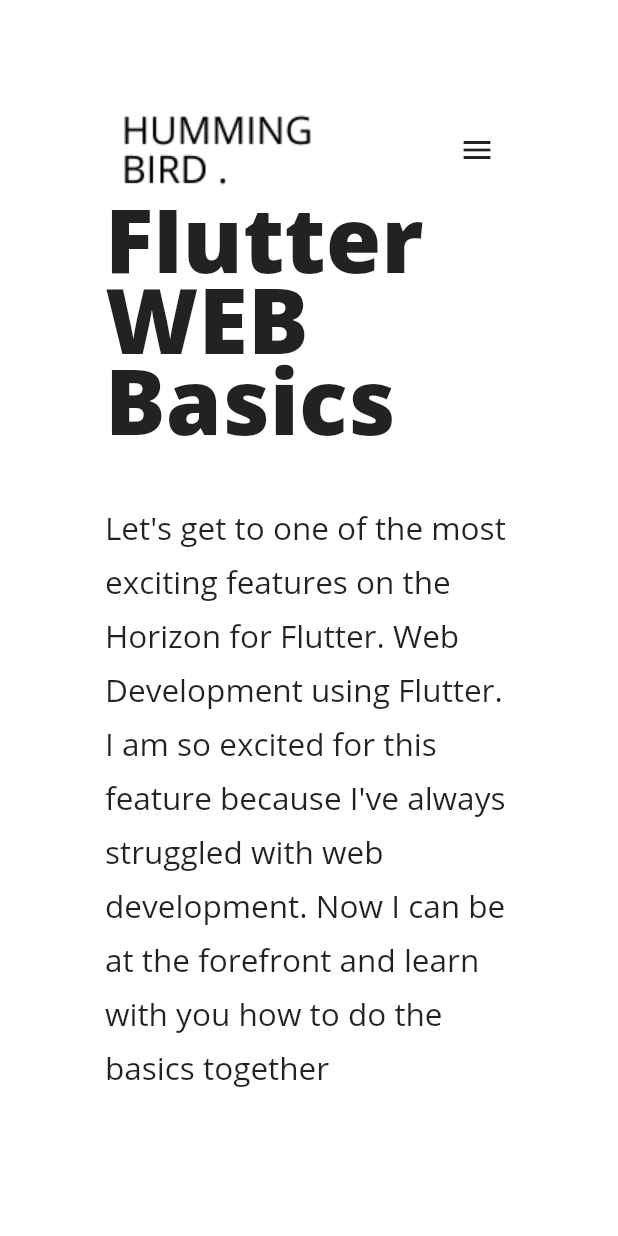
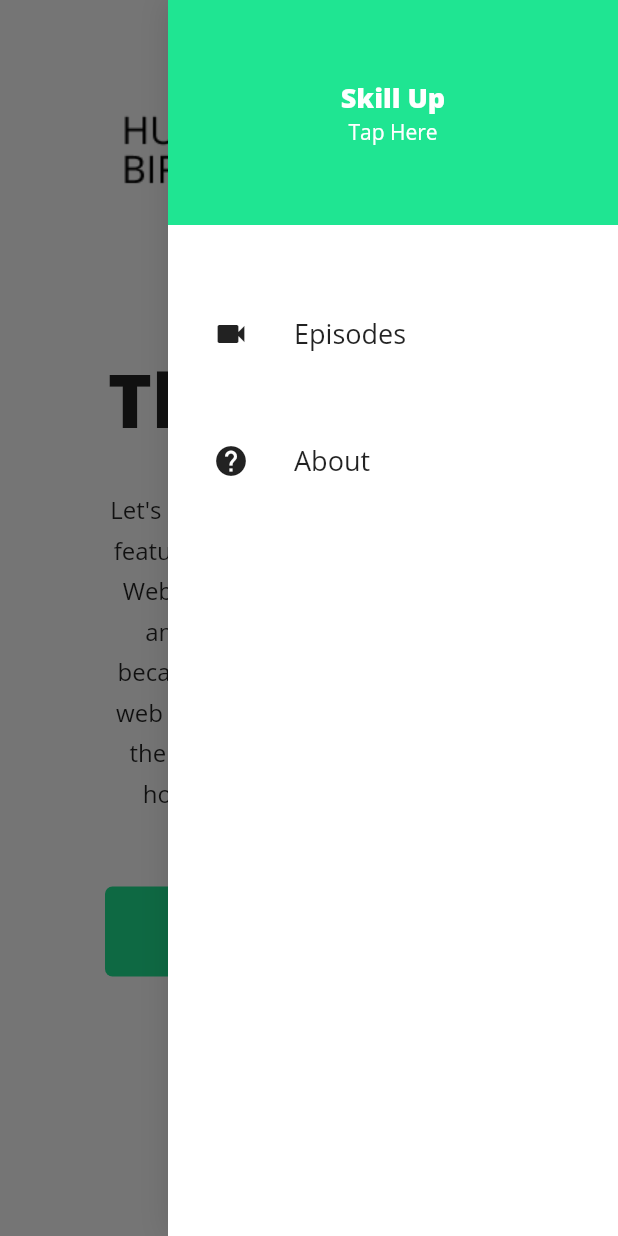
Before and after one commit to JohnnyCasares/flutter_web, a Flutter app: the screen it shows after launch, after a tap on the "menu" icon, on a phone screen of 412 x 824 dp. Run offline on Flutter 3.47's test engine with Material 2 defaults, Android fonts, the phone set to English and light mode, and no system bars; our stand-ins replace responsive_builder.

Commit message:
Created screen models and drawer for mobile

```diff
--- /dev/null
+++ b/lib/Constants/appColors.dart
@@ -0,0 +1,6 @@
+import 'package:flutter/material.dart';
+
+//Colors used throughout the app are placed in here
+//the Constants folder will allow us for easy access of features like colors to be
+//easily accessible throughout the project
+const Color primaryColor = Color.fromARGB(255, 31, 229, 146);
--- a/lib/Views/Home/homeContentDesktop.dart
+++ b/lib/Views/Home/homeContentDesktop.dart
@@ -1,5 +1,6 @@
 import 'package:flutter/material.dart';
 import 'package:flutter_web/Widgets/Call%20to%20Action/call_to_action.dart';
+import 'package:flutter_web/Widgets/Call%20to%20Action/call_to_action_tablet_desktop.dart';
 import 'package:flutter_web/Widgets/Course%20Detail/course_details.dart';
 
 class HomeContentDesktop extends StatelessWidget {
@@ -7,14 +8,16 @@ class HomeContentDesktop extends StatelessWidget {
 
   @override
   Widget build(BuildContext context) {
-    return Row(
+    return SingleChildScrollView(
+      child: Row(
         children: [
           CourseDetails(),
           Expanded(
               child: Center(
-          child: CallToAction('JOIN'),
+            child: CallToAction('Join Course'),
           ))
         ],
+      ),
     );
   }
 }
--- a/lib/Views/Home/homeContentMobile.dart
+++ b/lib/Views/Home/homeContentMobile.dart
@@ -1,5 +1,7 @@
 import 'package:flutter/material.dart';
 import 'package:flutter_web/Widgets/Call%20to%20Action/call_to_action.dart';
+import 'package:flutter_web/Widgets/Call%20to%20Action/call_to_action_mobile.dart';
+import 'package:flutter_web/Widgets/Call%20to%20Action/call_to_action_tablet_desktop.dart';
 import 'package:flutter_web/Widgets/Course%20Detail/course_details.dart';
 
 class HomeContentMobile extends StatelessWidget {
@@ -16,7 +18,7 @@ class HomeContentMobile extends StatelessWidget {
         children: [
           CourseDetails(),
           SizedBox(
-            height: 100,
+            height: 50,
           ),
           CallToAction('Join Course')
         ],
--- a/lib/Views/Home/home_view.dart
+++ b/lib/Views/Home/home_view.dart
@@ -1,18 +1,26 @@
 import 'package:flutter/material.dart';
 import 'package:flutter_web/Views/Home/homeContentDesktop.dart';
 import 'package:flutter_web/Views/Home/homeContentMobile.dart';
-import 'package:flutter_web/Widgets/Call%20to%20Action/call_to_action.dart';
+import 'package:flutter_web/Widgets/Call%20to%20Action/call_to_action_tablet_desktop.dart';
 import 'package:flutter_web/Widgets/Centered%20View/centered_view.dart';
 import 'package:flutter_web/Widgets/Course%20Detail/course_details.dart';
+import 'package:flutter_web/Widgets/NavBar/NavigationDrawer/navigation_drawer.dart';
 import 'package:flutter_web/Widgets/NavBar/navigation_bar.dart';
 import 'package:responsive_builder/responsive_builder.dart';
+//Home view is where all the lego pieces are placed together
 
 class HomeView extends StatelessWidget {
   const HomeView({Key? key}) : super(key: key);
 
   @override
   Widget build(BuildContext context) {
-    return Scaffold(
+    //Wrapped the Scaffold with ResponsiveBuilder in order for the drawer to be accessible
+    //only when the screen type is mobile
+    return ResponsiveBuilder(
+      builder: (context, sizingInformation) => Scaffold(
+        endDrawer: sizingInformation.deviceScreenType == DeviceScreenType.mobile
+            ? NavigationDrawer()
+            : null,
         backgroundColor: Colors.white,
         body: CenteredView(
           //I tried adding scroll view but it doesnt work
@@ -21,6 +29,9 @@ class HomeView extends StatelessWidget {
           child: Column(
             children: [
               OriginalNavigationBar(),
+              SizedBox(
+                height: 20,
+              ),
               Expanded(
                   child: ScreenTypeLayout(
                 desktop: HomeContentDesktop(),
@@ -29,6 +40,7 @@ class HomeView extends StatelessWidget {
             ],
           ),
         ),
+      ),
     );
   }
 }
--- a/lib/Widgets/Call to Action/call_to_action.dart
+++ b/lib/Widgets/Call to Action/call_to_action.dart
@@ -1,21 +1,17 @@
 import 'package:flutter/material.dart';
+import 'package:flutter_web/Widgets/Call%20to%20Action/call_to_action_mobile.dart';
+import 'package:flutter_web/Widgets/Call%20to%20Action/call_to_action_tablet_desktop.dart';
+import 'package:responsive_builder/responsive_builder.dart';
 
 class CallToAction extends StatelessWidget {
-  final String title;
+  String title;
   CallToAction(this.title);
 
   @override
   Widget build(BuildContext context) {
-    return Container(
-      padding: const EdgeInsets.symmetric(horizontal: 60, vertical: 15),
-      child: Text(
-        title,
-        style: TextStyle(
-            fontSize: 18, fontWeight: FontWeight.w800, color: Colors.white),
-      ),
-      decoration: BoxDecoration(
-          color: Color.fromARGB(255, 31, 229, 146),
-          borderRadius: BorderRadius.circular(5)),
+    return ScreenTypeLayout(
+      mobile: CallToActionMobile(title),
+      desktop: CallToActionTabletDesktop(title),
     );
   }
 }
--- /dev/null
+++ b/lib/Widgets/Call to Action/call_to_action_mobile.dart
@@ -0,0 +1,22 @@
+import 'package:flutter/material.dart';
+import 'package:flutter_web/Constants/appColors.dart';
+
+class CallToActionMobile extends StatelessWidget {
+  final String title;
+  CallToActionMobile(this.title);
+
+  @override
+  Widget build(BuildContext context) {
+    return Container(
+      height: 60,
+      alignment: Alignment.center,
+      child: Text(
+        title,
+        style: TextStyle(
+            fontSize: 18, fontWeight: FontWeight.w800, color: Colors.white),
+      ),
+      decoration: BoxDecoration(
+          color: primaryColor, borderRadius: BorderRadius.circular(5)),
+    );
+  }
+}
--- /dev/null
+++ b/lib/Widgets/Call to Action/call_to_action_tablet_desktop.dart
@@ -0,0 +1,21 @@
+import 'package:flutter/material.dart';
+import 'package:flutter_web/Constants/appColors.dart';
+
+class CallToActionTabletDesktop extends StatelessWidget {
+  final String title;
+  CallToActionTabletDesktop(this.title);
+
+  @override
+  Widget build(BuildContext context) {
+    return Container(
+      padding: const EdgeInsets.symmetric(horizontal: 60, vertical: 15),
+      child: Text(
+        title,
+        style: TextStyle(
+            fontSize: 18, fontWeight: FontWeight.w800, color: Colors.white),
+      ),
+      decoration: BoxDecoration(
+          color: primaryColor, borderRadius: BorderRadius.circular(5)),
+    );
+  }
+}
--- a/lib/Widgets/Course Detail/course_details.dart
+++ b/lib/Widgets/Course Detail/course_details.dart
@@ -1,10 +1,32 @@
 import 'package:flutter/material.dart';
+import 'package:responsive_builder/responsive_builder.dart';
 
 class CourseDetails extends StatelessWidget {
   const CourseDetails({Key? key}) : super(key: key);
 
   @override
   Widget build(BuildContext context) {
+    //Wrapped container with Responsive Builder in order to supply a function
+    //which allows for making changes depending on context
+    return ResponsiveBuilder(builder: (context, sizingInformation) {
+      //varible for text alignment, ternary operator will be helpful to switch
+      //alignment of text depending on screen type (size)
+      var textAlignment =
+          sizingInformation.deviceScreenType == DeviceScreenType.desktop
+              ? TextAlign.left
+              : TextAlign.center;
+      //Variables for title and description font size
+      //Ternary operator is used in the same way as before
+      //When screen is mobile, text adapts and become smaller
+      double titleFontSize =
+          sizingInformation.deviceScreenType == DeviceScreenType.mobile
+              ? 50
+              : 80;
+      double descriptionFontSize =
+          sizingInformation.deviceScreenType == DeviceScreenType.mobile
+              ? 16
+              : 21;
+
       return Container(
         width: 600,
         child: Column(
@@ -12,9 +34,12 @@ class CourseDetails extends StatelessWidget {
           mainAxisAlignment: MainAxisAlignment.center,
           children: [
             Text(
-            'Flutter WEB Basics',
+              'Flutter Web\nThe Basics',
               style: TextStyle(
-                fontWeight: FontWeight.w800, height: 0.9, fontSize: 60),
+                  fontWeight: FontWeight.w800,
+                  height: 0.9,
+                  fontSize: titleFontSize),
+              textAlign: textAlignment,
             ),
             SizedBox(
               height: 30,
@@ -22,12 +47,14 @@ class CourseDetails extends StatelessWidget {
             Text(
               "Let's get to one of the most exciting features on the Horizon for Flutter. Web Development using Flutter. I am so excited for this feature because I've always struggled with web development. Now I can be at the forefront and learn with you how to do the basics together",
               style: TextStyle(
-              fontSize: 21,
+                fontSize: descriptionFontSize,
                 height: 1.7,
               ),
+              textAlign: textAlignment,
             ),
           ],
         ),
       );
+    });
   }
 }
--- /dev/null
+++ b/lib/Widgets/NavBar/NavigationDrawer/drawer_item.dart
@@ -0,0 +1,26 @@
+import 'package:flutter/material.dart';
+import 'package:flutter_web/Widgets/NavBar/navbar_item.dart';
+
+//NavigationDrawerItem is a class that is gonna serve as a template for any option
+//that needs to be added to the side menu (drawer)
+class DrawerItem extends StatelessWidget {
+  final String title;
+  final IconData icon;
+  const DrawerItem({required this.icon, required this.title});
+
+  @override
+  Widget build(BuildContext context) {
+    return Padding(
+      padding: EdgeInsets.only(left: 30, top: 60),
+      child: Row(
+        children: [
+          Icon(icon),
+          SizedBox(
+            width: 30,
+          ),
+          NavBarItem(title),
+        ],
+      ),
+    );
+  }
+}
--- /dev/null
+++ b/lib/Widgets/NavBar/NavigationDrawer/navigation_drawer.dart
@@ -0,0 +1,33 @@
+import 'package:flutter/material.dart';
+import 'package:flutter_web/Widgets/NavBar/NavigationDrawer/drawer_item.dart';
+import 'package:flutter_web/Widgets/NavBar/NavigationDrawer/navigation_drawer_header.dart';
+
+//This class is the over all drawer
+//Here we place the other pieces like the header and the item
+
+class NavigationDrawer extends StatelessWidget {
+  const NavigationDrawer({Key? key}) : super(key: key);
+
+  @override
+  Widget build(BuildContext context) {
+    return Container(
+      width: 300,
+      decoration: BoxDecoration(
+        color: Colors.white,
+        boxShadow: [
+          BoxShadow(color: Colors.black12, blurRadius: 16),
+        ],
+      ),
+      child: Column(
+        children: [
+          NavigationDrawerHeader(),
+          DrawerItem(
+            title: 'Episodes',
+            icon: Icons.videocam,
+          ),
+          DrawerItem(icon: Icons.help, title: 'About')
+        ],
+      ),
+    );
+  }
+}
--- /dev/null
+++ b/lib/Widgets/NavBar/NavigationDrawer/navigation_drawer_header.dart
@@ -0,0 +1,29 @@
+import 'package:flutter/material.dart';
+import 'package:flutter_web/Constants/appColors.dart';
+
+class NavigationDrawerHeader extends StatelessWidget {
+  const NavigationDrawerHeader({Key? key}) : super(key: key);
+
+  @override
+  Widget build(BuildContext context) {
+    return Container(
+      height: 150,
+      color: primaryColor,
+      alignment: Alignment.center,
+      child: Column(
+        mainAxisSize: MainAxisSize.min,
+        children: [
+          Text(
+            'Skill Up',
+            style: TextStyle(
+                fontSize: 18, fontWeight: FontWeight.w800, color: Colors.white),
+          ),
+          Text(
+            'Tap Here',
+            style: TextStyle(color: Colors.white),
+          )
+        ],
+      ),
+    );
+  }
+}
--- a/lib/Widgets/NavBar/navbar_mobile.dart
+++ b/lib/Widgets/NavBar/navbar_mobile.dart
@@ -1,4 +1,5 @@
 import 'package:flutter/material.dart';
+import 'package:flutter_web/Widgets/NavBar/NavigationDrawer/navigation_drawer.dart';
 import 'package:flutter_web/Widgets/NavBar/navbar_logo.dart';
 
 class NavigationBarMobile extends StatelessWidget {
@@ -14,7 +15,14 @@ class NavigationBarMobile extends StatelessWidget {
             .spaceBetween, //this is gonna place both items at the end of the widget(ROW)
         children: [
           NavBarLogo(),
-          IconButton(icon: Icon(Icons.menu), onPressed: () {}),
+          IconButton(
+              icon: Icon(Icons.menu),
+              onPressed: () {
+                //This is very important.
+                //The function below allows user to tap on menu icon and
+                //open the Drawer
+                Scaffold.of(context).openEndDrawer();
+              }),
         ],
       ),
     );
```
Lines whose indentation alone changed are shown as unchanged.
